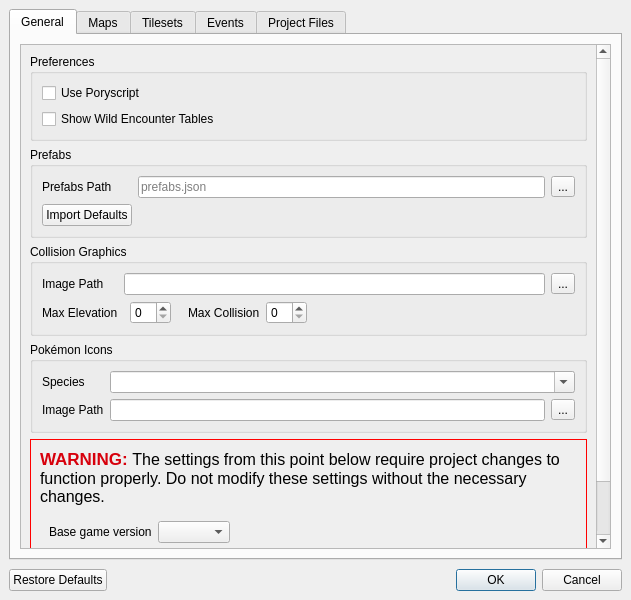
This is forms/projectsettingseditor.ui in huderlem/porymap as Qt 5 draws it before an edit. The edited form follows.
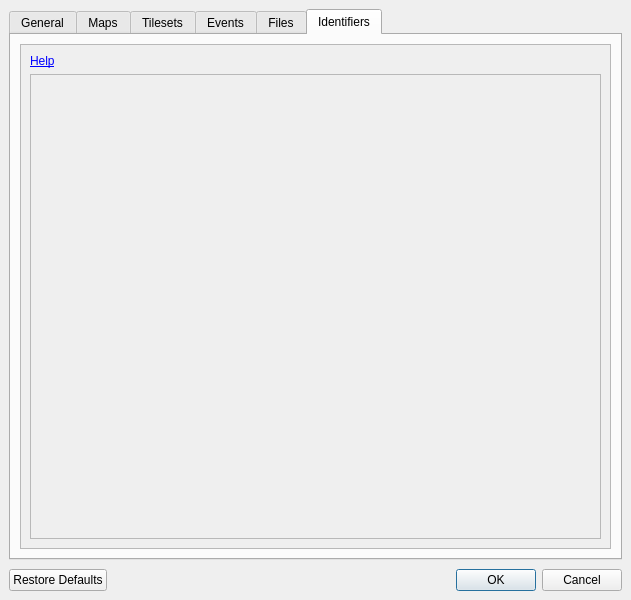
This is the edited form. The open tabs and pages were chosen to show the change. Icons and pictures are not drawn. Custom widgets are drawn as their Qt base class.

Commit message: Add identifiers to the settings window

Diff of the .ui file:
```diff
--- a/forms/projectsettingseditor.ui
+++ b/forms/projectsettingseditor.ui
@@ -1353,7 +1353,7 @@
       </widget>
       <widget class="QWidget" name="tab_ProjectFiles">
        <attribute name="title">
-        <string>Project Files</string>
+        <string>Files</string>
        </attribute>
        <layout class="QVBoxLayout" name="verticalLayout_9">
         <item>
@@ -1445,6 +1445,100 @@
         </item>
        </layout>
       </widget>
+      <widget class="QWidget" name="tab_Identifiers">
+       <attribute name="title">
+        <string>Identifiers</string>
+       </attribute>
+       <layout class="QVBoxLayout" name="verticalLayout_21">
+        <item>
+         <widget class="QScrollArea" name="scrollArea_IdentifiersTab">
+          <property name="widgetResizable">
+           <bool>true</bool>
+          </property>
+          <widget class="QWidget" name="scrollAreaWidgetContents_IdentifiersTab">
+           <property name="geometry">
+            <rect>
+             <x>0</x>
+             <y>0</y>
+             <width>559</width>
+             <height>490</height>
+            </rect>
+           </property>
+           <layout class="QVBoxLayout" name="verticalLayout_19">
+            <item>
+             <widget class="QLabel" name="label_IdentifiersHelp">
+              <property name="text">
+               <string>  &lt;html&gt;&lt;head/&gt;&lt;body&gt;&lt;p&gt;&lt;a href=&quot;https://huderlem.github.io/porymap/manual/project-files.html&quot;&gt;&lt;span style=&quot; text-decoration: underline;&quot;&gt;Help&lt;/span&gt;&lt;/a&gt;&lt;/p&gt;&lt;/body&gt;&lt;/html&gt;</string>
+              </property>
+              <property name="textFormat">
+               <enum>Qt::RichText</enum>
+              </property>
+              <property name="alignment">
+               <set>Qt::AlignBottom|Qt::AlignLeading|Qt::AlignLeft</set>
+              </property>
+              <property name="openExternalLinks">
+               <bool>true</bool>
+              </property>
+             </widget>
+            </item>
+            <item>
+             <widget class="QWidget" name="widget_Identifiers" native="true">
+              <layout class="QVBoxLayout" name="verticalLayout_20">
+               <property name="spacing">
+                <number>2</number>
+               </property>
+               <property name="leftMargin">
+                <number>0</number>
+               </property>
+               <property name="topMargin">
+                <number>0</number>
+               </property>
+               <property name="rightMargin">
+                <number>0</number>
+               </property>
+               <property name="bottomMargin">
+                <number>0</number>
+               </property>
+               <item>
+                <widget class="QScrollArea" name="scrollArea_Identifiers">
+                 <property name="lineWidth">
+                  <number>2</number>
+                 </property>
+                 <property name="widgetResizable">
+                  <bool>true</bool>
+                 </property>
+                 <widget class="QWidget" name="scrollAreaContents_Identifiers">
+                  <property name="geometry">
+                   <rect>
+                    <x>0</x>
+                    <y>0</y>
+                    <width>533</width>
+                    <height>440</height>
+                   </rect>
+                  </property>
+                  <layout class="QFormLayout" name="layout_Identifiers">
+                   <property name="verticalSpacing">
+                    <number>0</number>
+                   </property>
+                   <property name="topMargin">
+                    <number>0</number>
+                   </property>
+                   <property name="rightMargin">
+                    <number>4</number>
+                   </property>
+                  </layout>
+                 </widget>
+                </widget>
+               </item>
+              </layout>
+             </widget>
+            </item>
+           </layout>
+          </widget>
+         </widget>
+        </item>
+       </layout>
+      </widget>
      </widget>
     </item>
     <item>
```
Left out of the diff: 6 changed lines with no effect on the pictures. The commit also changes 4 other files.
